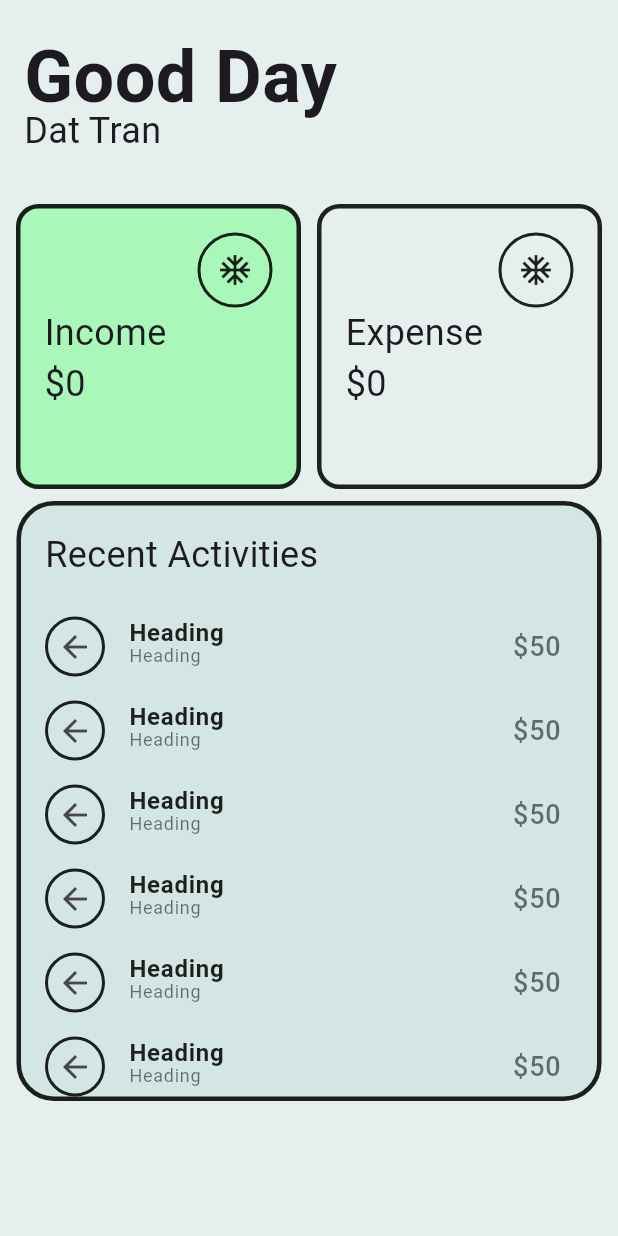
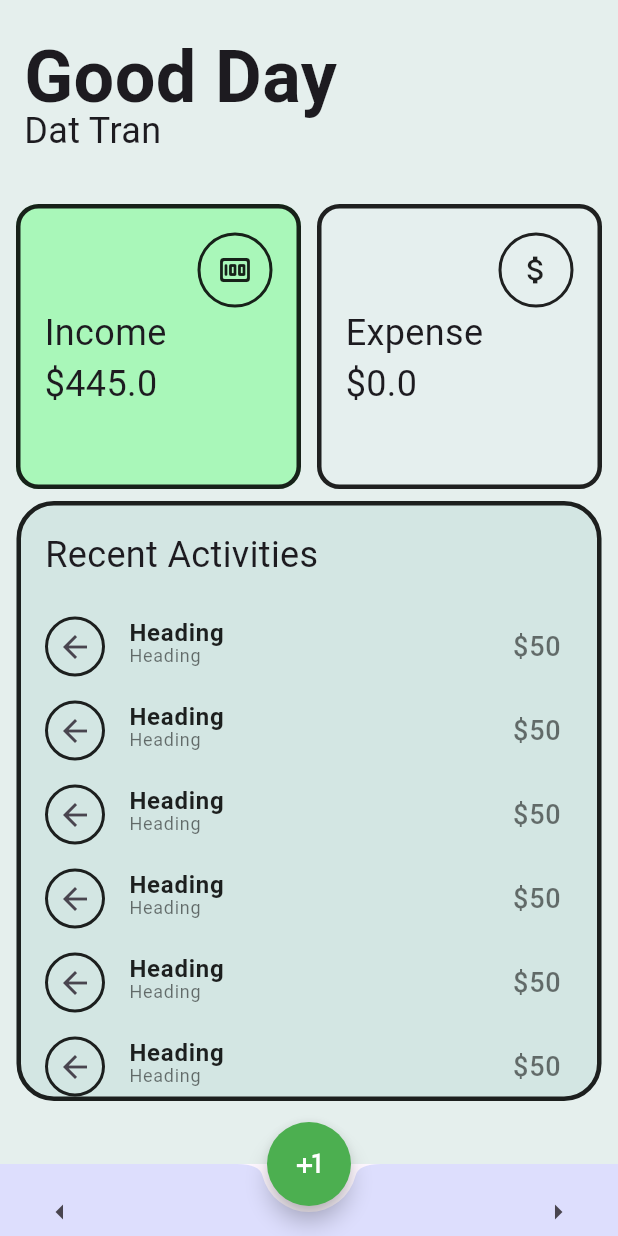
Before and after one commit to bluegene92/finalproject, a Flutter app: the screen it shows after launch, on a phone screen of 412 x 824 dp. Run offline on Flutter 3.47's test engine with Material 3 defaults, Android fonts, the phone set to English and light mode, and no system bars.

Commit message:
Float action button

```diff
--- a/lib/home.dart
+++ b/lib/home.dart
@@ -3,36 +3,136 @@ import 'package:flutter/material.dart';
 import 'widgets/financial-card.dart';
 import 'widgets/recent-activity-card.dart';
 
-class Home extends StatelessWidget {
+class Home extends StatefulWidget {
   const Home({super.key});
 
   @override
+  State<Home> createState() => _HomeState();
+}
+
+class _HomeState extends State<Home> {
+  TextEditingController _controller = TextEditingController();
+  ScrollController _scrollController = ScrollController();
+  double expenseValue = 0.0;
+
+  @override
   Widget build(BuildContext context) {
-    double screenHeight = MediaQuery.of(context).size.height;
-    double bottomPadding = MediaQuery.of(context).padding.bottom;
-    double totalHeight = screenHeight + bottomPadding;
+    return Scaffold(
+        floatingActionButton: FloatingActionButton(
+            onPressed: () {
+              showModalBottomSheet(
+                context: context,
+                builder: (BuildContext context) {
+                  return FractionallySizedBox(
+                    heightFactor: 0.9,
+                    widthFactor: 0.9, // Adjust this to cover 80% of the screen
+                    child: SingleChildScrollView(
+                      controller: _scrollController,
+                      child: Container(
+                        child: Padding(
+                          padding: const EdgeInsets.all(32.0),
+                          child: Column(
+                            crossAxisAlignment: CrossAxisAlignment.start,
+                            children: <Widget>[
+                              const Text(
+                                'Expense Amount',
+                                style: TextStyle(fontSize: 24.0),
+                              ),
+                              TextField(
+                                controller: _controller,
+                                keyboardType:
+                                    const TextInputType.numberWithOptions(
+                                        decimal: true),
+                                decoration: InputDecoration(
+                                  border: OutlineInputBorder(
+                                      borderRadius:
+                                          BorderRadius.circular(25.0)),
+                                ),
+                              ),
+                              Container(
+                                width: double.infinity,
+                                child: ElevatedButton(
+                                    style: ElevatedButton.styleFrom(
+                                        foregroundColor: Colors.white,
+                                        backgroundColor: Colors
+                                            .green // Set the background color to blue
+                                        ),
+                                    onPressed: () {
+                                      if (_controller.text.isNotEmpty) {
+                                        setState(() {
+                                          print(expenseValue);
+                                          expenseValue =
+                                              double.parse(_controller.text);
+                                        });
+                                      }
 
-    return Scaffold(
+                                      print('close modal');
+
+                                      _scrollController.animateTo(
+                                        _scrollController
+                                            .position.maxScrollExtent,
+                                        duration: Duration(milliseconds: 500),
+                                        curve: Curves.easeInOut,
+                                      );
+                                      Navigator.of(context).pop();
+                                    },
+                                    child: Text('Add')),
+                              )
+                              // Add more widgets as needed
+                            ],
+                          ),
+                        ),
+                      ),
+                    ),
+                  );
+                },
+              );
+            },
+            child: Icon(Icons.plus_one, color: Colors.white),
+            backgroundColor: Colors.green,
+            shape: CircleBorder()),
+        floatingActionButtonLocation: FloatingActionButtonLocation.centerDocked,
+        bottomNavigationBar: Container(
+          height: 48,
+          child: BottomAppBar(
+              color: const Color.fromRGBO(221, 222, 253, 1.0),
+              shape: CircularNotchedRectangle(),
+              child: Row(
+                mainAxisAlignment: MainAxisAlignment.spaceBetween,
+                children: [
+                  IconButton(
+                    icon: Icon(Icons.arrow_left),
+                    onPressed: () {},
+                  ),
+                  IconButton(
+                    icon: Icon(Icons.arrow_right),
+                    onPressed: () {},
+                  )
+                ],
+              )),
+        ),
         body: SafeArea(
           child: Container(
             width: double.infinity,
-        color: const Color.fromRGBO(229, 239, 237, 1.0),
-        child: const Column(
+            color: Color.fromRGBO(229, 239, 237, 1.0),
+            child: Column(
               mainAxisSize: MainAxisSize.max,
               crossAxisAlignment: CrossAxisAlignment.start,
               children: [
                 WelcomeHeader(),
-            Row(mainAxisAlignment: MainAxisAlignment.spaceEvenly, children: [
+                Row(
+                    mainAxisAlignment: MainAxisAlignment.spaceEvenly,
+                    children: [
                       FinancialCard(
                         title: "Income",
-                amount: 0,
-                iconData: Icons.ac_unit,
+                        amount: 445,
+                        iconData: Icons.money_rounded,
                         bgColor: Color.fromRGBO(169, 247, 185, 1),
                       ),
                       FinancialCard(
                           title: "Expense",
-                  amount: 0,
-                  iconData: Icons.ac_unit,
+                          amount: expenseValue,
+                          iconData: Icons.attach_money,
                           bgColor: Color.fromRGBO(229, 239, 238, 1)),
                     ]),
                 RecentActivityCard()
--- a/lib/widgets/financial-card.dart
+++ b/lib/widgets/financial-card.dart
@@ -2,7 +2,7 @@ import 'package:flutter/material.dart';
 
 class FinancialCard extends StatelessWidget {
   final String title;
-  final int amount;
+  final double amount;
   final IconData iconData;
   final Color bgColor;
 
--- a/pubspec.yaml
+++ b/pubspec.yaml
@@ -35,6 +35,7 @@ dependencies:
   # The following adds the Cupertino Icons font to your application.
   # Use with the CupertinoIcons class for iOS style icons.
   cupertino_icons: ^1.0.2
+  flutter_bloc: ^8.1.5
 
 dev_dependencies:
   flutter_test:
```
Also changed, not shown: pubspec.lock. Lines whose indentation alone changed are shown as unchanged.
